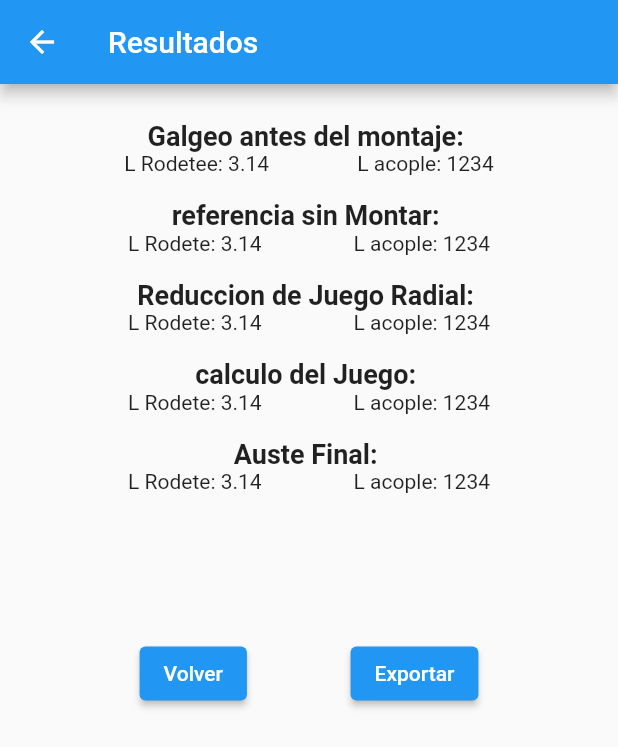
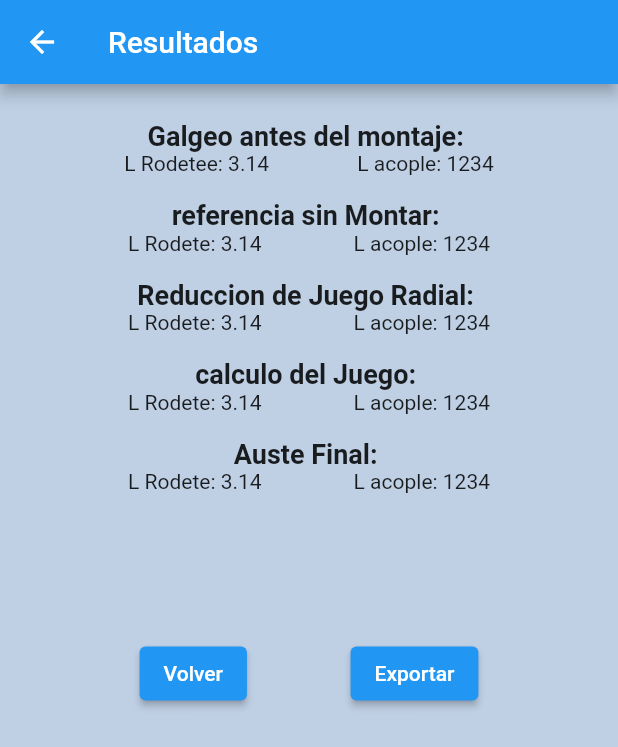
Before and after one commit to sebasmendez/sinusoide, a Flutter app: the screen it shows after launch, item 2 of the bottom bar chosen, after a tap on "Calcular", on a phone screen of 412 x 824 dp. Shown: the top 747 px of the screen. Run offline on Flutter 3.47's test engine with Material 2 defaults, Android fonts, the phone set to English and light mode, and no system bars.

Commit message:
primera Front produccion

```diff
--- a/sinusoide_app/lib/historial.dart
+++ b/sinusoide_app/lib/historial.dart
@@ -18,6 +18,7 @@ class HistorialPage extends StatelessWidget {
   Widget build(BuildContext context) {
     return Scaffold(
       appBar: AppBar(
+        backgroundColor: Colors.blueGrey,
         title: Text('Historial'),
       ),
       body: ListView.builder(
--- a/sinusoide_app/lib/main.dart
+++ b/sinusoide_app/lib/main.dart
@@ -1,13 +1,8 @@
 import 'package:flutter/material.dart';
-import 'package:sqflite_common_ffi/sqflite_ffi.dart';
 import 'montajes.dart';
 import 'historial.dart';
 
 void main() {
-  // Inicializar databaseFactoryFfi antes de usar la base de datos
-  sqfliteFfiInit();
-  databaseFactory = databaseFactoryFfi;
-
   runApp(const SinosoideApp());
 }
 
@@ -19,8 +14,8 @@ class SinosoideApp extends StatelessWidget {
     return MaterialApp(
       title: 'SinusoideApp',
       theme: ThemeData(
-        primarySwatch: Colors.blue,
-      ),
+          primarySwatch: Colors.blue,
+          scaffoldBackgroundColor: const Color.fromARGB(255, 191, 207, 228)),
       home: const NavBar(),
     );
   }
@@ -78,14 +73,29 @@ class NavBarState extends State<NavBar> {
 }
 
 class HomePage extends StatelessWidget {
-  const HomePage({super.key});
+  const HomePage({Key? key});
 
   @override
   Widget build(BuildContext context) {
-    return const Center(
-      child: Text(
-        'Home Page',
-        style: TextStyle(fontSize: 24),
+    return Center(
+      child: Container(
+        width: 400,
+        height: 100,
+        decoration: BoxDecoration(
+          color: Colors.white,
+          borderRadius: BorderRadius.circular(20),
+          boxShadow: [
+            BoxShadow(
+              color: Color.fromARGB(255, 48, 80, 184).withOpacity(0.7),
+              blurRadius: 10,
+              offset: const Offset(0, 20),
+            ),
+          ],
+        ),
+        child: Image.asset(
+          'imagenes/SINUSOIDE-1024.png',
+          fit: BoxFit.contain,
+        ),
       ),
     );
   }
```
Also changed, not shown: sinusoide_app/pubspec.yaml (+7 -58 lines), sinusoide_app/imagenes/SINUSOIDE-1024.png (added).
